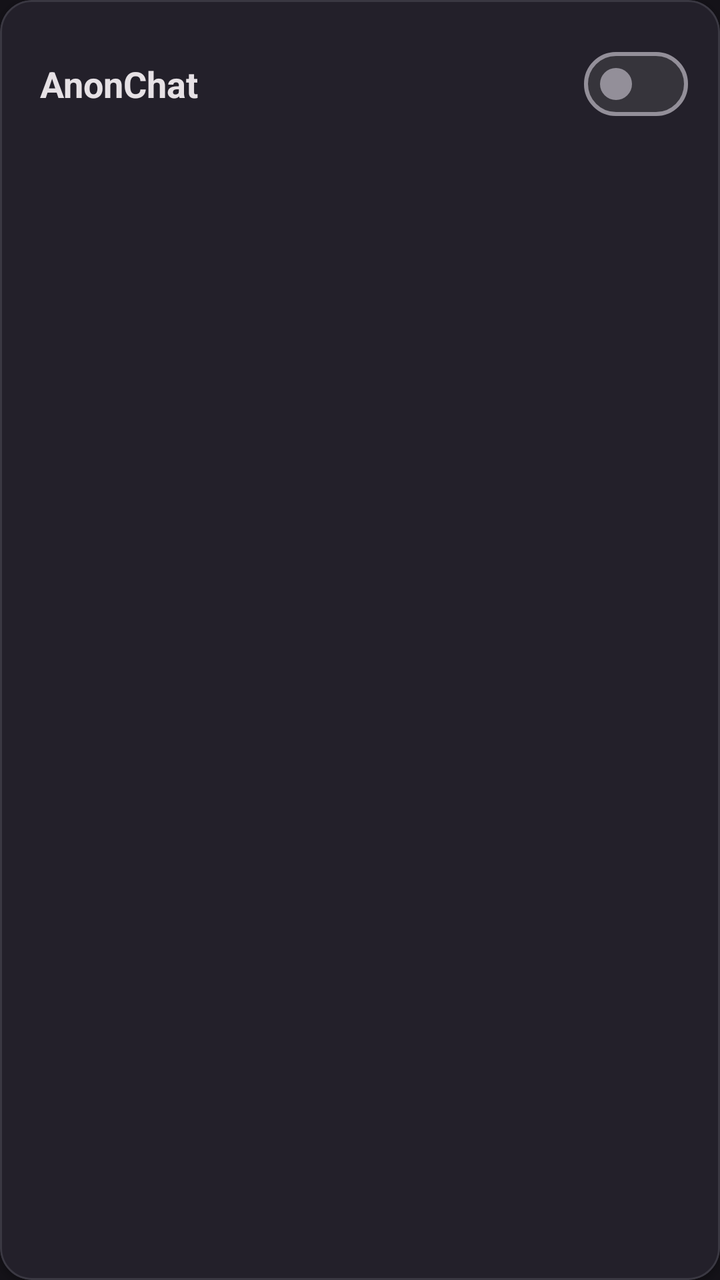
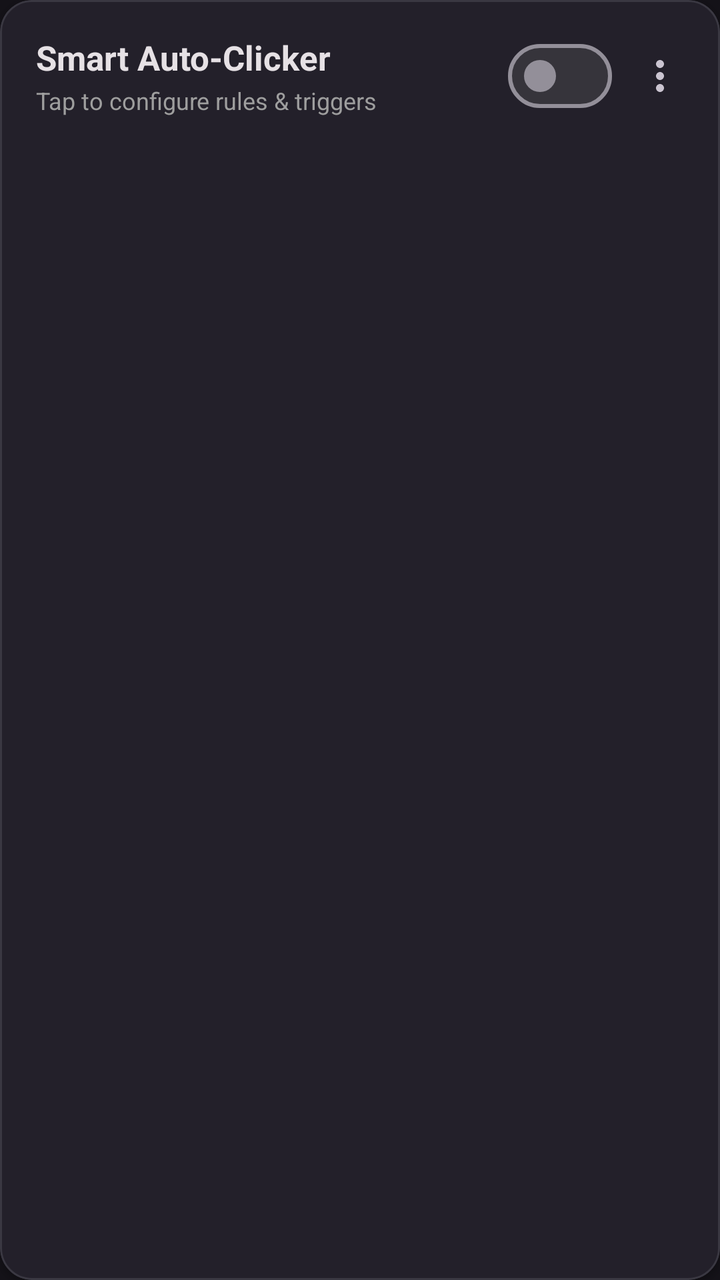

Two renders of the same Android screen: before a commit and after it. Below are the layout's source before the change and the commit's diff.
<!-- AndroidManifest.xml: application theme Theme.Skipper -->
<!-- res/layout/item_app_section.xml -->
<?xml version="1.0" encoding="utf-8"?>
<com.google.android.material.card.MaterialCardView xmlns:android="http://schemas.android.com/apk/res/android"
    xmlns:app="http://schemas.android.com/apk/res-auto"
    android:layout_width="match_parent"
    android:layout_height="wrap_content"
    android:layout_marginBottom="12dp"
    android:clickable="true"
    android:focusable="true"
    android:foreground="?attr/selectableItemBackground"
    app:cardBackgroundColor="@color/card_bg"
    app:cardCornerRadius="16dp"
    app:cardElevation="2dp"
    app:strokeColor="#3A3842"
    app:strokeWidth="1dp">

    <LinearLayout
        android:layout_width="match_parent"
        android:layout_height="wrap_content"
        android:gravity="center_vertical"
        android:orientation="horizontal"
        android:paddingStart="20dp"
        android:paddingTop="18dp"
        android:paddingEnd="16dp"
        android:paddingBottom="18dp">

        <TextView
            android:id="@+id/tvAppName"
            android:layout_width="0dp"
            android:layout_height="wrap_content"
            android:layout_weight="1"
            android:text="AnonChat"
            android:textColor="@color/on_surface"
            android:textSize="18sp"
            android:textStyle="bold" />

        <com.google.android.material.materialswitch.MaterialSwitch
            android:id="@+id/switchEnabled"
            android:layout_width="wrap_content"
            android:layout_height="wrap_content" />
    </LinearLayout>

</com.google.android.material.card.MaterialCardView>
<!-- resources referenced by this layout -->
<resources>
  <color name="card_bg">#23202A</color>
  <color name="on_surface">#E6E1E5</color>
  <style name="Theme.Skipper" parent="Theme.Material3.Dark.NoActionBar">
          <item name="colorPrimary">@color/primary</item>
          <item name="colorOnPrimary">@color/on_primary</item>
          <item name="colorSecondary">@color/secondary</item>
          <item name="colorOnSecondary">@color/on_secondary</item>
          <item name="android:statusBarColor">@color/background</item>
          <item name="android:navigationBarColor">@color/background</item>
      </style>
  <color name="primary">#6750A4</color>
  <color name="on_primary">#FFFFFF</color>
  <color name="secondary">#625B71</color>
  <color name="on_secondary">#FFFFFF</color>
  <color name="background">#141218</color>
</resources>

<!-- the commit's change to res/layout/item_app_section.xml (unified diff, before → after) -->
@@ -18,25 +18,55 @@
         android:layout_height="wrap_content"
         android:gravity="center_vertical"
         android:orientation="horizontal"
-        android:paddingStart="20dp"
-        android:paddingTop="18dp"
-        android:paddingEnd="16dp"
-        android:paddingBottom="18dp">
+        android:paddingStart="18dp"
+        android:paddingTop="14dp"
+        android:paddingEnd="10dp"
+        android:paddingBottom="14dp">
 
-        <TextView
-            android:id="@+id/tvAppName"
+        <LinearLayout
             android:layout_width="0dp"
             android:layout_height="wrap_content"
             android:layout_weight="1"
-            android:text="AnonChat"
-            android:textColor="@color/on_surface"
-            android:textSize="18sp"
-            android:textStyle="bold" />
+            android:orientation="vertical">
+
+            <TextView
+                android:id="@+id/tvAppName"
+                android:layout_width="wrap_content"
+                android:layout_height="wrap_content"
+                android:text="Smart Auto-Clicker"
+                android:textColor="@color/on_surface"
+                android:textSize="17sp"
+                android:textStyle="bold" />
+
+            <TextView
+                android:id="@+id/tvAppSubtitle"
+                android:layout_width="wrap_content"
+                android:layout_height="wrap_content"
+                android:layout_marginTop="2dp"
+                android:ellipsize="end"
+                android:maxLines="1"
+                android:text="Tap to configure rules &amp; triggers"
+                android:textColor="#9E9E9E"
+                android:textSize="12sp" />
+        </LinearLayout>
 
         <com.google.android.material.materialswitch.MaterialSwitch
             android:id="@+id/switchEnabled"
             android:layout_width="wrap_content"
-            android:layout_height="wrap_content" />
+            android:layout_height="wrap_content"
+            android:layout_marginEnd="4dp" />
+
+        <ImageView
+            android:id="@+id/btnMenu"
+            android:layout_width="40dp"
+            android:layout_height="40dp"
+            android:background="?attr/selectableItemBackgroundBorderless"
+            android:clickable="true"
+            android:contentDescription="Settings Menu"
+            android:focusable="true"
+            android:padding="8dp"
+            android:src="@drawable/ic_more_vert"
+            app:tint="#CAC4D0" />
     </LinearLayout>
 
 </com.google.android.material.card.MaterialCardView>
<!-- resource entries referenced after the edit -->
@@ -2,6 +2,16 @@
 <resources>
   <color name="card_bg">#23202A</color>
   <color name="on_surface">#E6E1E5</color>
+  <!-- drawable ic_more_vert (drawable) -->
+  <vector xmlns:android="http://schemas.android.com/apk/res/android"
+      android:width="24dp"
+      android:height="24dp"
+      android:viewportWidth="24"
+      android:viewportHeight="24">
+    <path
+        android:fillColor="#E6EDF3"
+        android:pathData="M12,8c1.1,0 2,-0.9 2,-2s-0.9,-2 -2,-2 -2,0.9 -2,2 0.9,2 2,2zM12,10c-1.1,0 -2,0.9 -2,2s0.9,2 2,2 2,-0.9 2,-2 -0.9,-2 -2,-2zM12,16c-1.1,0 -2,0.9 -2,2s0.9,2 2,2 2,-0.9 2,-2 -0.9,-2 -2,-2z"/>
+  </vector>
   <style name="Theme.Skipper" parent="Theme.Material3.Dark.NoActionBar">
           <item name="colorPrimary">@color/primary</item>
           <item name="colorOnPrimary">@color/on_primary</item>
